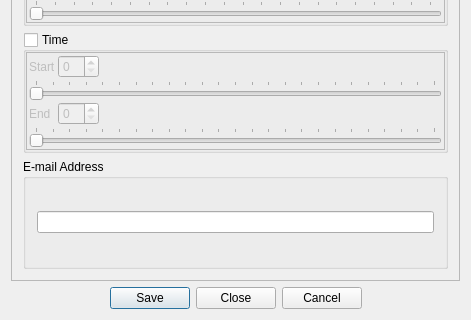
Old version of the form IdsEditor/RuleEditor.ui in the repository pnnl/ms-speak; both pictures show x 0 to 471 and y 307 to 627 of the 471 by 627 pixel window.
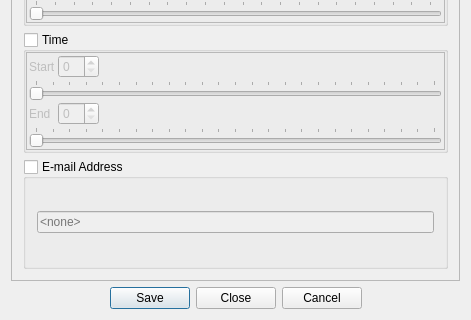
New version of the form. Icons and pictures are not drawn.

Patch:
```diff
--- a/IdsEditor/RuleEditor.ui
+++ b/IdsEditor/RuleEditor.ui
@@ -451,7 +451,7 @@
           <string>E-mail Address</string>
          </property>
          <property name="checkable">
-          <bool>false</bool>
+          <bool>true</bool>
          </property>
          <property name="checked">
           <bool>false</bool>
@@ -468,6 +468,9 @@
             <property name="acceptDrops">
              <bool>false</bool>
             </property>
+            <property name="placeholderText">
+             <string>&lt;none&gt;</string>
+            </property>
            </widget>
           </item>
          </layout>
```
Left out of the diff: 4 changed lines with no effect on the pictures.
